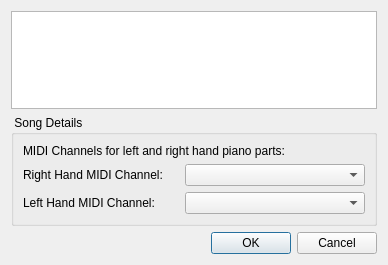
Old version of the form PianoBooster/src/GuiSongDetailsDialog.ui in the repository pianobooster/PianoBooster.
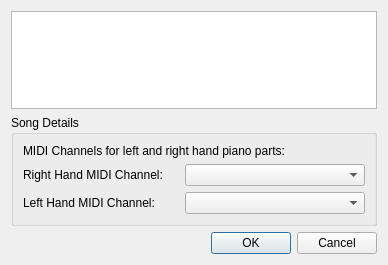
New version of the form.

```diff
--- a/PianoBooster/src/GuiSongDetailsDialog.ui
+++ b/PianoBooster/src/GuiSongDetailsDialog.ui
@@ -20,7 +20,7 @@
    <item>
     <widget class="QGroupBox" name="groupBox_2">
      <property name="title">
-      <string> Song Details</string>
+      <string>Song Details</string>
      </property>
      <layout class="QVBoxLayout" name="verticalLayout">
       <item>
```
